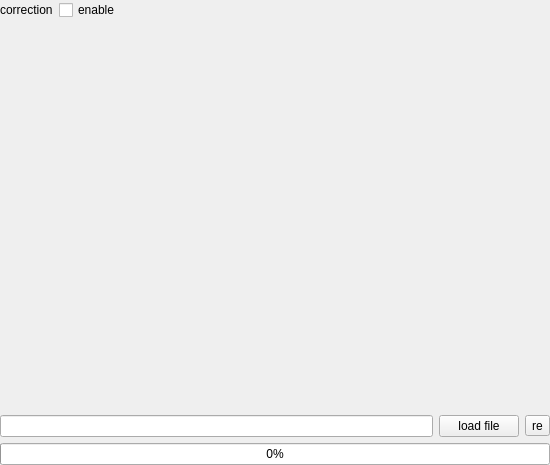
Old version of the form src/form/FormPlotSimulate/formplotsimulate.ui in the repository MRsoymilk/MySerial.
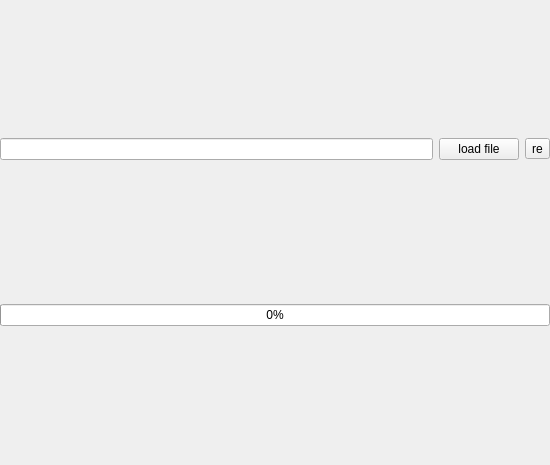
New version of the form.

```diff
--- a/src/form/FormPlotSimulate/formplotsimulate.ui
+++ b/src/form/FormPlotSimulate/formplotsimulate.ui
@@ -13,7 +13,7 @@
   <property name="windowTitle">
    <string>PlotSimulate</string>
   </property>
-  <layout class="QGridLayout" name="gridLayout" rowstretch="0,0,0">
+  <layout class="QGridLayout" name="gridLayout" rowstretch="0,0">
    <property name="leftMargin">
     <number>0</number>
    </property>
@@ -27,24 +27,6 @@
     <number>0</number>
    </property>
    <item row="0" column="0">
-    <layout class="QFormLayout" name="formLayoutOption">
-     <item row="0" column="0">
-      <widget class="QLabel" name="labelCorrection">
-       <property name="text">
-        <string>correction</string>
-       </property>
-      </widget>
-     </item>
-     <item row="0" column="1">
-      <widget class="QCheckBox" name="checkBoxCorrection">
-       <property name="text">
-        <string>enable</string>
-       </property>
-      </widget>
-     </item>
-    </layout>
-   </item>
-   <item row="1" column="0">
     <layout class="QHBoxLayout" name="hLayLoad">
      <item>
       <widget class="QLineEdit" name="lineEditPath"/>
@@ -65,7 +47,7 @@
      </item>
     </layout>
    </item>
-   <item row="2" column="0">
+   <item row="1" column="0">
     <widget class="QProgressBar" name="progressBar">
      <property name="value">
       <number>0</number>
```
